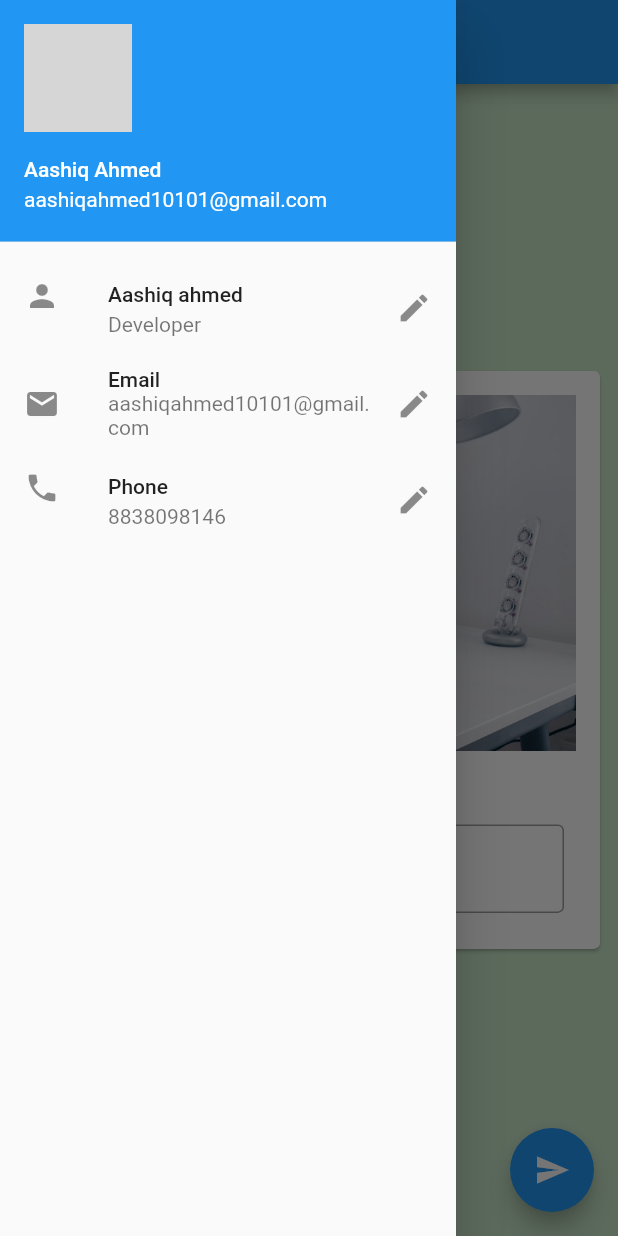
After one commit to AashiqinCode/First_Flutter_HandsOn, a Flutter app: the screen it shows after launch, with the side drawer open, on a phone screen of 412 x 824 dp. The commit adds this screen. Run offline on Flutter 3.47's test engine with Material 2 defaults, Android fonts, the phone set to English and light mode, and no system bars; network calls fail; grey boxes are pictures that could not be loaded.

Commit message:
ch-4 completed

```diff
--- /dev/null
+++ b/lib/drawer.dart
@@ -0,0 +1,49 @@
+import 'package:flutter/material.dart';
+
+// stle=> Stateless Widget
+class MyDrawer extends StatelessWidget {
+  @override
+  Widget build(BuildContext context) {
+    return Drawer(
+      // key: ,
+
+      child: ListView(
+
+          // Padding is becoz the listview has some padding at the top by default
+          padding: const EdgeInsets.all(0),
+          // Listview,rows,columns must have children
+          children: <Widget>[
+            UserAccountsDrawerHeader(
+              accountName: Text("Aashiq Ahmed"),
+              accountEmail: Text("aashiqahmed10101@gmail.com"),
+              // currentAccountPicture: Image.network(
+              //     "https://images.unsplash.com/photo-1488052001737-d4decfe00039?ixlib=rb-1.2.1&ixid=eyJhcHBfaWQiOjEyMDd9&auto=format&fit=crop&w=889&q=80"),
+
+              currentAccountPicture: CircleAvatar(
+                backgroundImage: NetworkImage(
+                    "https://images.unsplash.com/photo-1488052001737-d4decfe00039?ixlib=rb-1.2.1&ixid=eyJhcHBfaWQiOjEyMDd9&auto=format&fit=crop&w=889&q=80"),
+              ),
+            ),
+            ListTile(
+              leading: Icon(Icons.person),
+              title: Text("Aashiq ahmed"),
+              subtitle: Text("Developer"),
+              trailing: Icon(Icons.edit),
+              onTap: () {},
+            ),
+            ListTile(
+              leading: Icon(Icons.email),
+              title: Text("Email"),
+              subtitle: Text("aashiqahmed10101@gmail.com"),
+              trailing: Icon(Icons.edit),
+            ),
+            ListTile(
+              leading: Icon(Icons.phone),
+              title: Text("Phone"),
+              subtitle: Text("8838098146"),
+              trailing: Icon(Icons.edit),
+            ),
+          ]),
+    );
+  }
+}
--- /dev/null
+++ b/lib/name_card_widget.dart
@@ -0,0 +1,50 @@
+import 'package:flutter/material.dart';
+
+
+class NameCardWidget extends StatelessWidget {
+  const NameCardWidget({
+    Key key,
+    @required this.myText,
+    @required TextEditingController nameController,
+  })  : _nameController = nameController,
+        super(key: key);
+
+  final String myText;
+  final TextEditingController _nameController;
+
+  @override
+  Widget build(BuildContext context) {
+    return Card(
+      child: Padding(
+        padding: const EdgeInsets.all(16.0),
+        child: Column(
+          children: <Widget>[
+            Image.asset(
+              "assets/bg.jpg",
+            ),
+            SizedBox(
+              height: 10,
+            ),
+            Text(
+              myText,
+              style: TextStyle(fontSize: 20, fontWeight: FontWeight.bold),
+            ),
+            SizedBox(
+              height: 08,
+            ),
+            Padding(
+              padding: const EdgeInsets.all(8.0),
+              child: TextField(
+                controller: _nameController,
+                decoration: InputDecoration(
+                    border: OutlineInputBorder(),
+                    hintText: "Enter Name:",
+                    labelText: "Name"),
+              ),
+            )
+          ],
+        ),
+      ),
+    );
+  }
+}
--- /dev/null
+++ b/lib/pages/home_page.dart
@@ -0,0 +1,82 @@
+import 'package:flutter/material.dart';
+
+import '../drawer.dart';
+import '../name_card_widget.dart';
+
+class Homepage extends StatefulWidget {
+
+
+  @override
+  _HomepageState createState() => _HomepageState();
+}
+
+class _HomepageState extends State<Homepage> {
+  var url = "http://jsonplaceholder.typicode.com/photos";
+
+  var myText = "Change my name";
+  TextEditingController _nameController = TextEditingController();
+
+  // Used to initialize something before starting of the screen
+  @override
+  void initState() {
+    // TODO: implement initState
+    super.initState();
+  }
+
+  @override
+  void dispose() {
+    // TODO: implement dispose
+    super.dispose();
+  }
+
+  @override
+  Widget build(BuildContext context) {
+    // return Container(
+    //   color: Colors.blue,
+    //   child: Text("Hi Flutter App"),
+    // );
+
+    //Scaffold has prebuild some widget themes
+     return Scaffold(
+      backgroundColor: Colors.green[100],
+      appBar: AppBar(
+        title: Text("My App"),
+      ),
+
+      // Container is similiar to <Div>
+      body: Center(
+        // use child: Row for changes
+        // child: Container(
+        //   height: 100,
+        //   width: 100,
+        //   color: Colors.teal,
+        // ),
+        child: Padding(
+          padding: const EdgeInsets.all(8.0),
+
+          // Scrollable view
+          child: SingleChildScrollView(
+            //  First I pressed the bulb icon and choosed extract by widget option
+            child:
+                NameCardWidget(myText: myText, nameController: _nameController),
+          ),
+        ),
+      ),
+      drawer: MyDrawer(),
+
+      floatingActionButton: FloatingActionButton(
+        onPressed: () {
+          myText = _nameController.text;
+
+          setState(() {});
+
+          // Clears the text field after button press
+          _nameController.clear();
+        },
+        child: Icon(Icons.send),
+        hoverColor: Colors.black,
+      ),
+      // floatingActionButtonLocation: FloatingActionButtonLocation.endFloat,
+    );
+  }
+}
--- a/pubspec.yaml
+++ b/pubspec.yaml
@@ -27,6 +27,7 @@ dependencies:
   # The following adds the Cupertino Icons font to your application.
   # Use with the CupertinoIcons class for iOS style icons.
   cupertino_icons: ^0.1.3
+  http: ^0.12.1
 
 dev_dependencies:
   flutter_test:
```
Also changed, not shown: lib/main.dart (+10 -144 lines), 1 other file.
